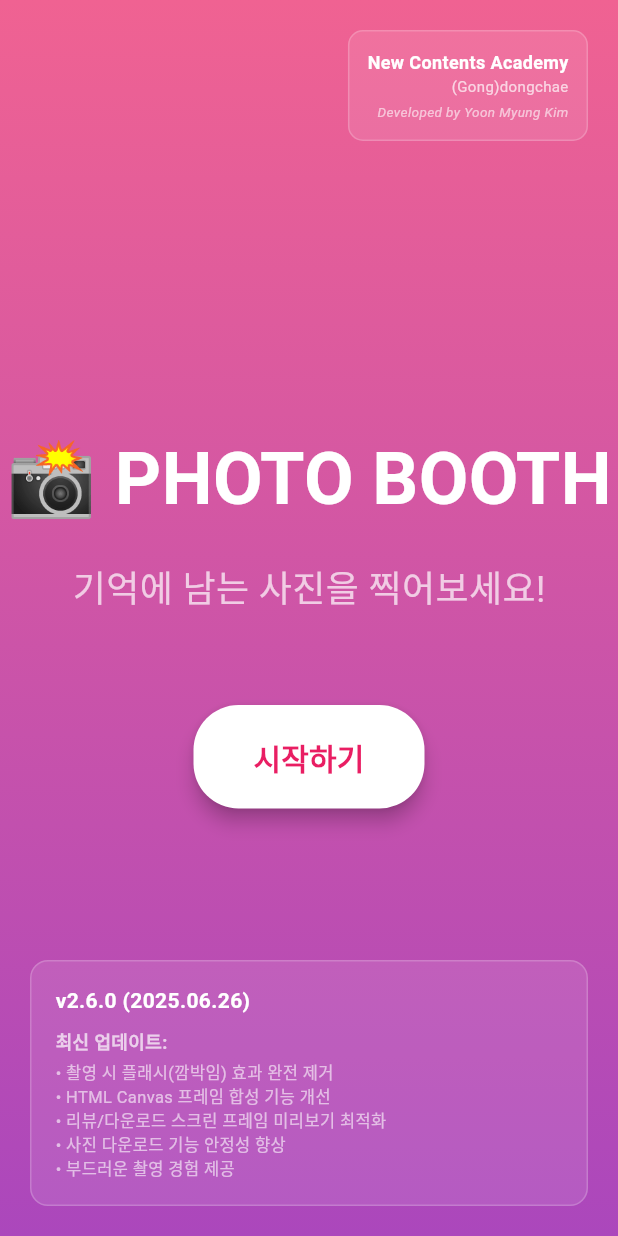
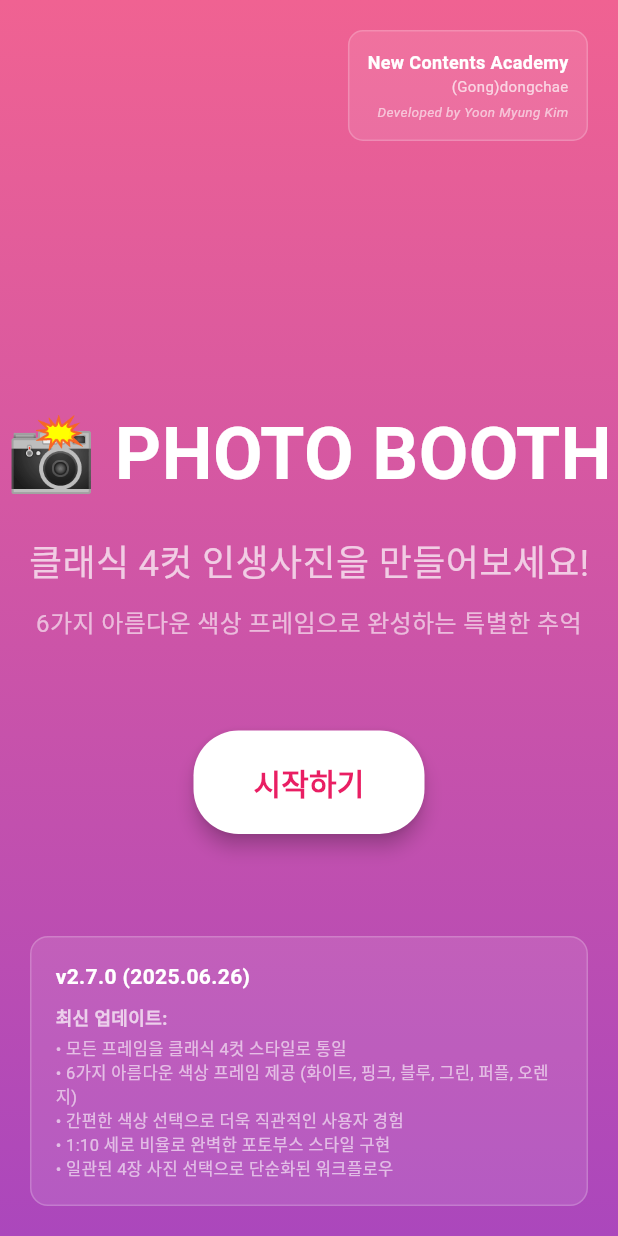
Before and after one commit to ymdev2023/photobooth-afterschool, a Flutter app: the screen it shows after launch, on a phone screen of 412 x 824 dp. Run offline on Flutter 3.47's test engine with Material 3 defaults, Android fonts, the phone set to English and light mode, and no system bars; our stand-ins replace image_picker, qr_flutter; missing offline and left inert: dart:html, dart:ui_web; Roboto replaces fonts that are missing (Pretendard).

Commit message:
feat: Welcome Screen 및 촬영 로직을 4컷 프레임에 맞게 업데이트
- Welcome Screen 메시지를 4컷 프레임 중심으로 변경
- 버전을 v2.7.0으로 업데이트하고 최신 변경사항 반영
- 촬영 스크린에서 '총 8장' → '총 4장'으로 표시 변경
- 카메라 서비스에서 실제 촬영 수를 8장에서 4장으로 변경
- 모든 UI 텍스트가 4컷 프레임 통일과 일치하도록 조정

주요 변경사항:
- WelcomeScreen: 4컷 포토부스 특화 메시지 및 v2.7.0 업데이트 정보
- PhotoCaptureScreen: 촬영 진행상황 표시를 4장 기준으로 변경
- CameraService: 실제 촬영 로직을 4장으로 제한

```diff
--- a/lib/screens/1_welcome_screen.dart
+++ b/lib/screens/1_welcome_screen.dart
@@ -42,11 +42,20 @@ class WelcomeScreen extends StatelessWidget {
                         ),
                         SizedBox(height: 20),
                         Text(
-                          '기억에 남는 사진을 찍어보세요!',
+                          '클래식 4컷 인생사진을 만들어보세요!',
                           style: TextStyle(
                             fontSize: subtitleSize,
                             color: Colors.white70,
                           ),
+                        ),
+                        SizedBox(height: 10),
+                        Text(
+                          '6가지 아름다운 색상 프레임으로 완성하는 특별한 추억',
+                          style: TextStyle(
+                            fontSize: isWideScreen ? 18 : 16,
+                            color: Colors.white60,
+                          ),
+                          textAlign: TextAlign.center,
                         ),
                         SizedBox(height: 60),
                         ElevatedButton(
@@ -134,8 +143,7 @@ class WelcomeScreen extends StatelessWidget {
                       child: Column(
                         crossAxisAlignment: CrossAxisAlignment.start,
                         children: [
-                          Text(
-                            'v2.6.0 (2025.06.26)',
+                          Text(                          'v2.7.0 (2025.06.26)',
                           style: TextStyle(
                             color: Colors.white,
                             fontWeight: FontWeight.bold,
@@ -153,7 +161,7 @@ class WelcomeScreen extends StatelessWidget {
                         ),
                         SizedBox(height: 4),
                         Text(
-                            '• 촬영 시 플래시(깜박임) 효과 완전 제거\n• HTML Canvas 프레임 합성 기능 개선\n• 리뷰/다운로드 스크린 프레임 미리보기 최적화\n• 사진 다운로드 기능 안정성 향상\n• 부드러운 촬영 경험 제공',
+                          '• 모든 프레임을 클래식 4컷 스타일로 통일\n• 6가지 아름다운 색상 프레임 제공 (화이트, 핑크, 블루, 그린, 퍼플, 오렌지)\n• 간편한 색상 선택으로 더욱 직관적인 사용자 경험\n• 1:10 세로 비율로 완벽한 포토부스 스타일 구현\n• 일관된 4장 사진 선택으로 단순화된 워크플로우',
                             style: TextStyle(
                               color: Colors.white60,
                               fontSize: isWideScreen ? 13 : 11,
--- a/lib/screens/2_frame_selection_screen.dart
+++ b/lib/screens/2_frame_selection_screen.dart
@@ -167,7 +167,8 @@ class FrameSelectionScreen extends StatelessWidget {
                                   Expanded(
                                     flex: 1,
                                     child: Column(
-                                      mainAxisAlignment: MainAxisAlignment.center,
+                                      mainAxisAlignment:
+                                          MainAxisAlignment.center,
                                       children: [
                                         Text(
                                           frameColor['name'],
--- a/lib/screens/4_photo_capture_screen.dart
+++ b/lib/screens/4_photo_capture_screen.dart
@@ -461,7 +461,7 @@ class _PhotoCaptureScreenState extends State<PhotoCaptureScreen>
                 builder: (context, captureCount, child) {
                   if (!widget.cameraService.isCapturing || captureCount == 0) {
                     return Text(
-                      '총 8장의 사진을 촬영합니다',
+                      '총 4장의 사진을 촬영합니다',
                       style: TextStyle(
                         color: Colors.white70,
                         fontSize: 14,
@@ -469,7 +469,7 @@ class _PhotoCaptureScreenState extends State<PhotoCaptureScreen>
                     );
                   }
                   return Text(
-                    '📸 ${captureCount}/8 장 촬영 완료',
+                    '📸 ${captureCount}/4 장 촬영 완료',
                     style: TextStyle(
                       color: Colors.pink.shade300,
                       fontSize: 16,
--- a/lib/services/camera_service.dart
+++ b/lib/services/camera_service.dart
@@ -177,10 +177,10 @@ class CameraService {
     }
 
     onPhotoTaken?.call(); // 촬영 완료 알림
-    print('촬영 완료: ${_captureCount}/8');
+    print('촬영 완료: ${_captureCount}/4');
 
     // 나머지 사진들을 5초 간격으로 촬영
-    if (_captureCount < 8) {
+    if (_captureCount < 4) {
       _intervalCountdown = 5; // 5초 간격 설정
 
       // 1초마다 간격 카운트다운 업데이트
@@ -195,7 +195,7 @@ class CameraService {
     }
 
     _captureTimer = Timer.periodic(Duration(seconds: 5), (timer) async {
-      if (_captureCount < 8) {
+      if (_captureCount < 4) {
         XFile? capturedPhoto = await _capturePhoto();
         _captureCount++;
         onCaptureCountUpdate?.call(_captureCount); // 촬영 카운트 업데이트 콜백
@@ -208,10 +208,10 @@ class CameraService {
         }
 
         onPhotoTaken?.call(); // 촬영 완료 알림
-        print('촬영 완료: ${_captureCount}/8');
+        print('촬영 완료: ${_captureCount}/4');
 
         // 다음 촬영을 위한 간격 타이머 재시작
-        if (_captureCount < 8) {
+        if (_captureCount < 4) {
           _intervalCountdown = 5;
           _intervalTimer?.cancel();
           _intervalTimer =
```
Also changed, not shown: lib/services/frame_composition_service.dart (line endings or trailing spaces). Lines whose indentation alone changed are shown as unchanged.
